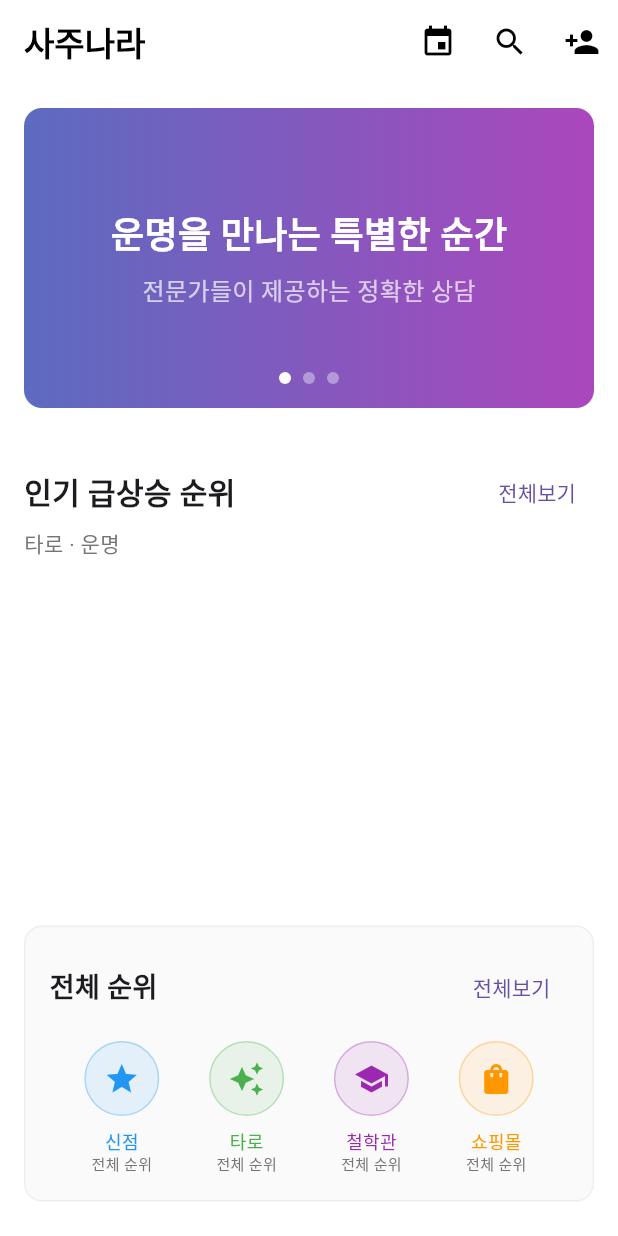
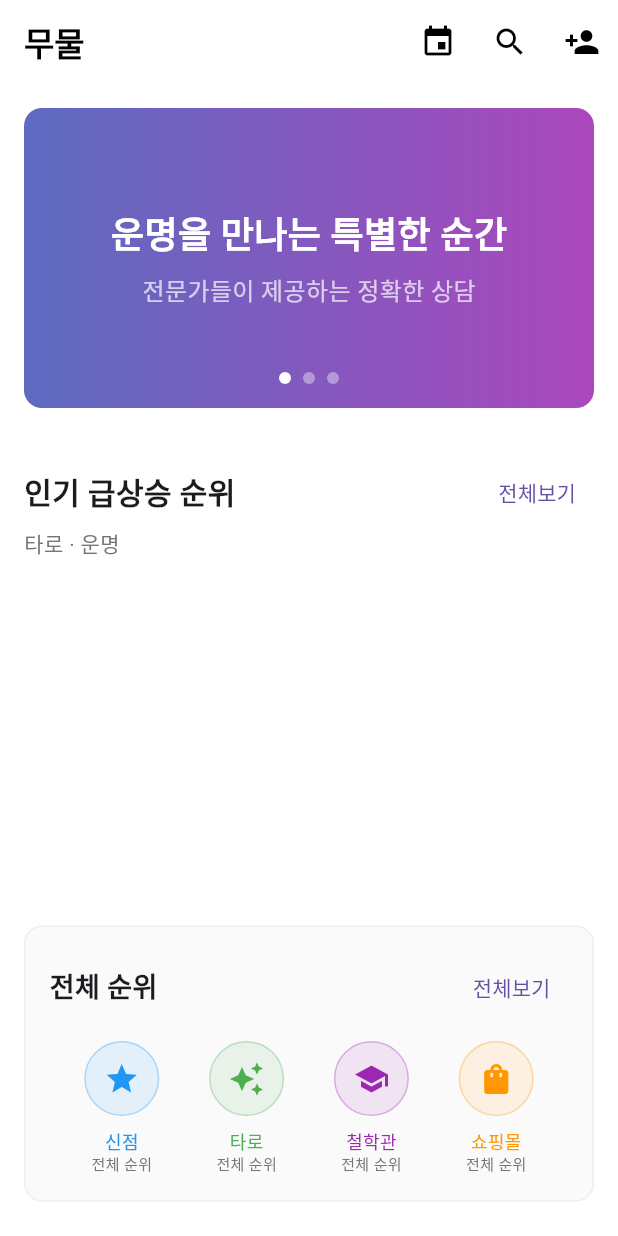
Before and after one commit to ddaammss/flutter, a Flutter app: the HomeScreen screen opened directly, on a phone screen of 412 x 824 dp. Run offline on Flutter 3.47's test engine with Material 3 defaults, Android fonts, the light colour scheme and no system bars; our stand-ins replace geolocator; Roboto replaces fonts that are missing (NotoSans).

Commit message:
사주나라 -> 무물

```diff
--- a/lib/main.dart
+++ b/lib/main.dart
@@ -29,7 +29,7 @@ class SajuNaraApp extends StatelessWidget {
   @override
   Widget build(BuildContext context) {
     return MaterialApp(
-      title: '사주나라',
+      title: '무물',
       theme: ThemeData(
         primarySwatch: Colors.blue,
         fontFamily: 'NotoSans',
--- a/lib/models/store.dart
+++ b/lib/models/store.dart
@@ -9,7 +9,6 @@ class Store {
   final List<String> services;
   final String operatingHours;
   final int price;
-  final int priceInt;
 
   Store({
     required this.id,
@@ -22,6 +21,5 @@ class Store {
     required this.services,
     required this.operatingHours,
     required this.price,
-    required this.priceInt,
   });
 }
--- a/lib/screens/intro/intro_screen.dart
+++ b/lib/screens/intro/intro_screen.dart
@@ -49,7 +49,7 @@ class _IntroScreenState extends State<IntroScreen> {
           mainAxisAlignment: MainAxisAlignment.center,
           children: [
             Text(
-              '사주나라',
+              '무물',
               style: TextStyle(
                 fontSize: 48,
                 fontWeight: FontWeight.bold,
--- a/lib/screens/main/home_screen.dart
+++ b/lib/screens/main/home_screen.dart
@@ -19,7 +19,7 @@ class HomeScreen extends StatelessWidget {
         backgroundColor: Colors.white,
         elevation: 0,
         title: Text(
-          '사주나라',
+          '무물',
           style: TextStyle(color: Colors.black, fontWeight: FontWeight.bold),
         ),
         actions: [
--- a/lib/screens/user/login_screen.dart
+++ b/lib/screens/user/login_screen.dart
@@ -35,7 +35,7 @@ class _LoginScreenState extends State<LoginScreen> {
               ),
               SizedBox(height: 20),
               Text(
-                '사주나라',
+                '무물',
                 style: TextStyle(fontSize: 24, fontWeight: FontWeight.bold),
               ),
               SizedBox(height: 30),
--- a/lib/utils/constants.dart
+++ b/lib/utils/constants.dart
@@ -1,6 +1,6 @@
 class AppConstants {
   // 앱 정보
-  static const String appName = '사주나라';
+  static const String appName = '무물';
   static const String appVersion = '1.0.0';
   static const String appDescription = '운명을 만나는 특별한 공간';
 
```
